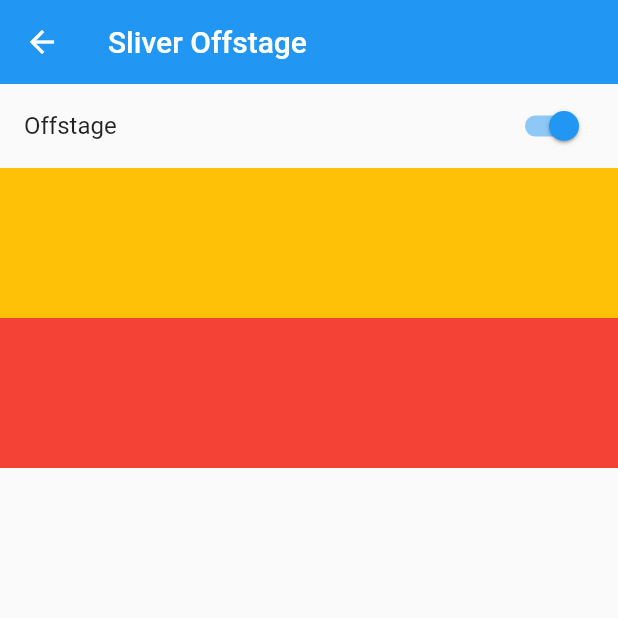
After one commit to luke-nguyen-goldenowl/flutter_widget_app, a Flutter app: the screen it shows after launch, after a tap on "Sliver Offstage", on a phone screen of 412 x 824 dp, the top half of it. The commit adds this screen. Run offline on Flutter 3.47's test engine with Material 2 defaults, Android fonts, the light colour scheme and no system bars; network calls fail.

Commit message:
create and update sliver_offstage.dart

```diff
--- a/lib/main.dart
+++ b/lib/main.dart
@@ -11,6 +11,7 @@ import 'package:flutter_widget_app/screens/sliver_app_bar.dart';
 import 'package:flutter_widget_app/screens/sliver_fade_transition_and_opacity.dart';
 import 'package:flutter_widget_app/screens/sliver_grid.dart';
 import 'package:flutter_widget_app/screens/sliver_list.dart';
+import 'package:flutter_widget_app/screens/sliver_offstage.dart';
 import 'package:flutter_widget_app/screens/stack_and_align.dart';
 import 'package:flutter_widget_app/screens/wrap_and_chip_view.dart';
 
@@ -56,6 +57,8 @@ class MyApp extends StatelessWidget {
                 return const MySliverGrid();
               case MySliverFadeTransitionAndOpacity.routeName:
                 return const MySliverFadeTransitionAndOpacity();
+              case MySliverOffstage.routeName:
+                return const MySliverOffstage();
 
               case HomePage.routeName:
 
--- a/lib/screens/home_page.dart
+++ b/lib/screens/home_page.dart
@@ -11,6 +11,7 @@ import 'package:flutter_widget_app/screens/sliver_app_bar.dart';
 import 'package:flutter_widget_app/screens/sliver_fade_transition_and_opacity.dart';
 import 'package:flutter_widget_app/screens/sliver_grid.dart';
 import 'package:flutter_widget_app/screens/sliver_list.dart';
+import 'package:flutter_widget_app/screens/sliver_offstage.dart';
 import 'package:flutter_widget_app/screens/stack_and_align.dart';
 import 'package:flutter_widget_app/screens/wrap_and_chip_view.dart';
 
@@ -176,6 +177,17 @@ class HomePage extends StatelessWidget {
                 ),
               ),
             ),
+            TextButton(
+              onPressed: () {
+                Navigator.pushNamed(context, MySliverOffstage.routeName);
+              },
+              child: const Text(
+                'Sliver Offstage',
+                style: TextStyle(
+                  fontSize: 25,
+                ),
+              ),
+            ),
           ],
         ),
       ),
--- /dev/null
+++ b/lib/screens/sliver_offstage.dart
@@ -0,0 +1,69 @@
+import 'package:flutter/material.dart';
+
+class MySliverOffstage extends StatefulWidget {
+  static const String routeName = '/sliver-offstage';
+
+  const MySliverOffstage({Key? key}) : super(key: key);
+
+  @override
+  _MySliverOffstageState createState() => _MySliverOffstageState();
+}
+
+class _MySliverOffstageState extends State<MySliverOffstage> {
+  bool _offstage = true;
+
+  @override
+  Widget build(BuildContext context) {
+    return Scaffold(
+      body: CustomScrollView(
+        slivers: [
+          const SliverSafeArea(
+            sliver: SliverAppBar(
+              title: Text('Sliver Offstage'),
+            ),
+          ),
+          SliverOffstage(
+            offstage: _offstage,
+            sliver: SliverList(
+              delegate: SliverChildListDelegate(
+                [
+                  Container(
+                    color: Colors.amber,
+                    height: 100,
+                  ),
+                  Container(
+                    color: Colors.red,
+                    height: 100,
+                  ),
+                ],
+              ),
+            ),
+          ),
+          SliverList(
+            delegate: SliverChildListDelegate(
+              [
+                SwitchListTile(
+                  title: const Text('Offstage'),
+                  value: _offstage,
+                  onChanged: (val) {
+                    setState(() {
+                      _offstage = val;
+                    });
+                  },
+                ),
+                Container(
+                  color: Colors.amber,
+                  height: 100,
+                ),
+                Container(
+                  color: Colors.red,
+                  height: 100,
+                ),
+              ],
+            ),
+          ),
+        ],
+      ),
+    );
+  }
+}
```
Also changed, not shown: 1 other file.
